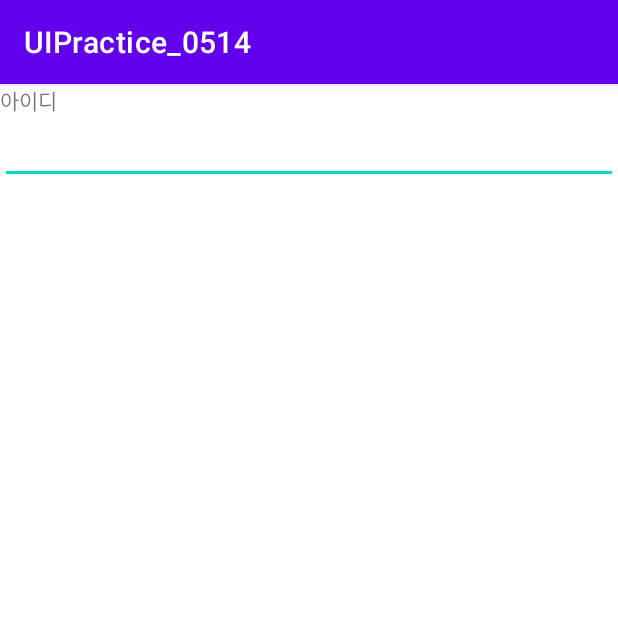
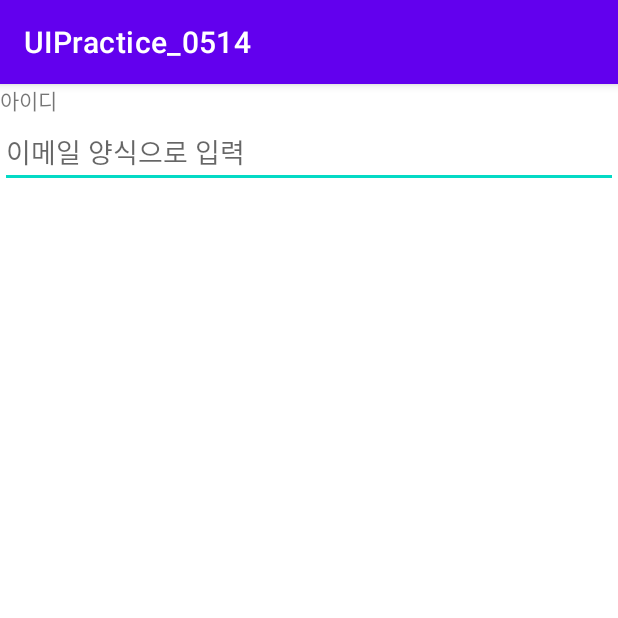
Before and after one commit to sukhyun99/UIPractice_0514, an Android app: the screen it shows after launch (MainActivity), on a phone screen of 412 x 824 dp, the top half of it. Run offline under Robolectric (Android 15) with nearby library versions, the phone set to English and light mode, and no system bars.

Commit message:
hint 속성, input type 속성 체험

```diff
--- a/app/src/main/res/layout/activity_main.xml
+++ b/app/src/main/res/layout/activity_main.xml
@@ -14,6 +14,8 @@
 
     <EditText
         android:layout_width="match_parent"
-        android:layout_height="wrap_content"/>
+        android:layout_height="wrap_content"
+        android:hint="이메일 양식으로 입력"
+        android:inputType="textEmailAddress"/>
 
 </LinearLayout>
```
